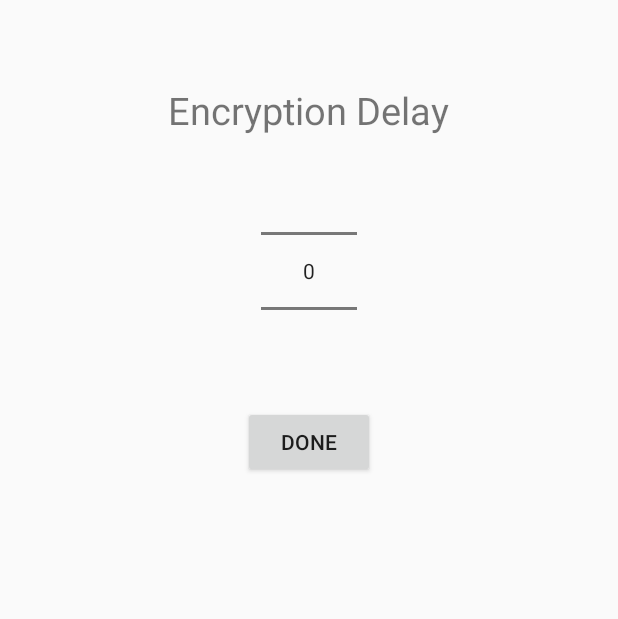
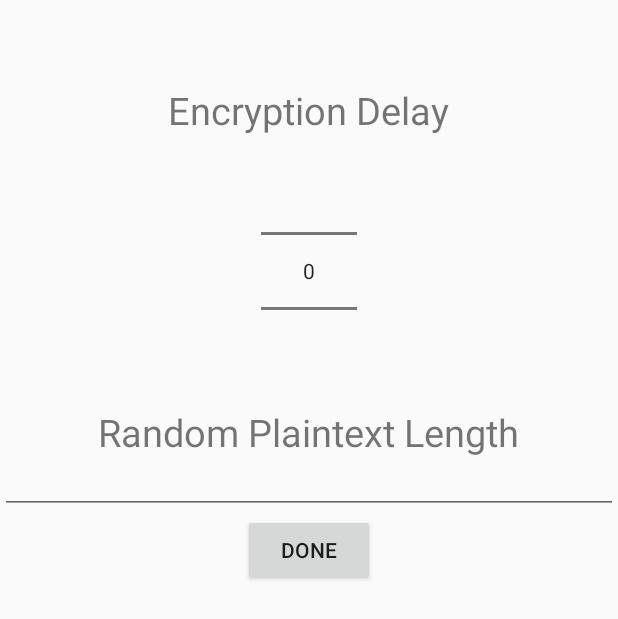
Before and after one commit to lagital/SCAMining, an Android app: the layout activity_settings.xml on its own in the app's theme, with its tools: preview values and no code run, on a phone screen of 412 x 824 dp. Shown: the top 619 px of the screen. Run offline under Robolectric (Android 15) with nearby library versions, the phone set to English and light mode, and no system bars.

Commit message:
Encryption / GUI / other changes
+ рандомная генерация ключей и открытых текстов (и те и другие
генерируются, если явно не заданы в конфиг. файле)
+ возможность установки длины рандомных открытых текстов на вкладке
Settings (длина в битах). ключики пока что по 128 бит.
+ восстановлен список доступных алгоритмов на главном экране. там всего
один элемент, но работать то список должен :)

```diff
--- a/android/SCAsandbox/app/src/main/res/layout/activity_settings.xml
+++ b/android/SCAsandbox/app/src/main/res/layout/activity_settings.xml
@@ -23,7 +23,7 @@
             android:layout_width="wrap_content"
             android:layout_height="match_parent"
             android:id="@+id/delay_setting_text"
-            android:text="@string/settings_delay_text"
+            android:text="@string/settings_delay_title"
             android:visibility="visible"
             android:textSize="@dimen/text_height"
             android:layout_gravity="center" />
@@ -36,6 +36,22 @@
             android:visibility="visible">
         </NumberPicker>
 
+        <TextView
+            android:layout_width="wrap_content"
+            android:layout_height="match_parent"
+            android:id="@+id/open_text_length_input"
+            android:text="@string/plaintext_length_input_title"
+            android:visibility="visible"
+            android:textSize="@dimen/text_height"
+            android:layout_gravity="center" />
+
+        <EditText
+            android:layout_width="match_parent"
+            android:layout_height="wrap_content"
+            android:numeric="integer"
+            android:id="@+id/plaintext_length_input_window"
+            android:textSize="@dimen/input_text_height"/>
+
     </LinearLayout>
 
     <Button
--- a/android/SCAsandbox/app/src/main/res/values/dimens.xml
+++ b/android/SCAsandbox/app/src/main/res/values/dimens.xml
@@ -3,4 +3,5 @@
     <dimen name="fab_margin">16dp</dimen>
     <dimen name="text_margin">16dp</dimen>
     <dimen name="text_height">25dp</dimen>
+    <dimen name="input_text_height">12dp</dimen>
 </resources>
--- a/android/SCAsandbox/app/src/main/res/values/strings.xml
+++ b/android/SCAsandbox/app/src/main/res/values/strings.xml
@@ -1,8 +1,13 @@
 <resources>
+    <!-->on Main Activity</-->
     <string name="app_name">SCAsandbox</string>
     <string name="action_settings">Settings</string>
     <string name="stop_recording">Stop recording</string>
     <string name="stop_recording_button">Yes, I have no choice.</string>
-    <string name="settings_delay_text">Encryption Delay</string>
+    <string name="start_recording_button">Start Recording</string>
+
+    <!-->on Settings Activity</-->
+    <string name="settings_delay_title">Encryption Delay</string>
+    <string name="plaintext_length_input_title">Random Plaintext Length</string>
     <string name="settings_ok_button">Done</string>
 </resources>
```
Also changed, not shown: android/SCAsandbox/app/src/main/java/com/domain/pborisenko/scasandbox/AsyncEncryption.java (+76 -24 lines), android/SCAsandbox/app/src/main/java/com/domain/pborisenko/scasandbox/MainActivity.java (+22 -30 lines), android/SCAsandbox/app/src/main/java/com/domain/pborisenko/scasandbox/SettingsActivity.java (+17 -2 lines), android/SCAsandbox/app/src/main/res/layout/activity_main.xml (+3 -4 lines), android/SCAsandbox/app/src/main/res/layout/algorithm_list_item.xml (added, +9 -0 lines).
